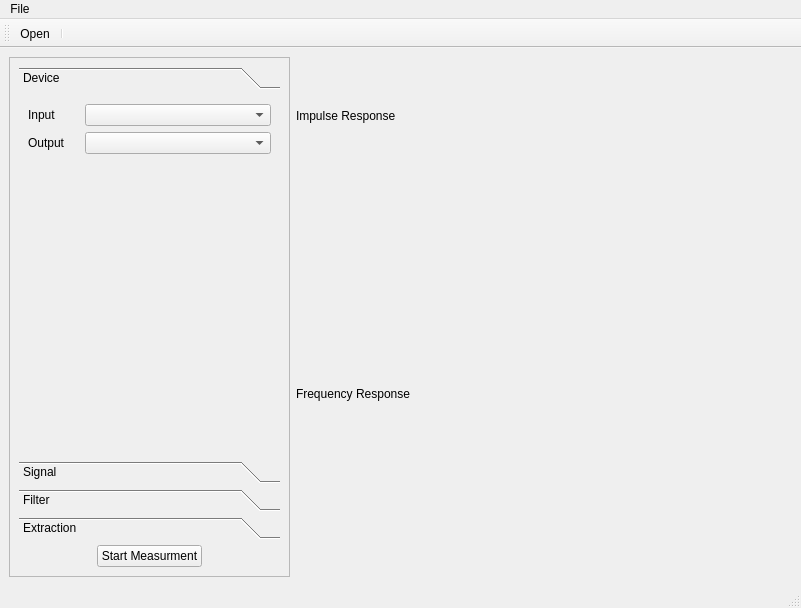
Before: the Qt Designer form src/FrequencyResponseView/FrequencyResponse.ui in lancejenkin/Alpha, drawn with Qt 5.
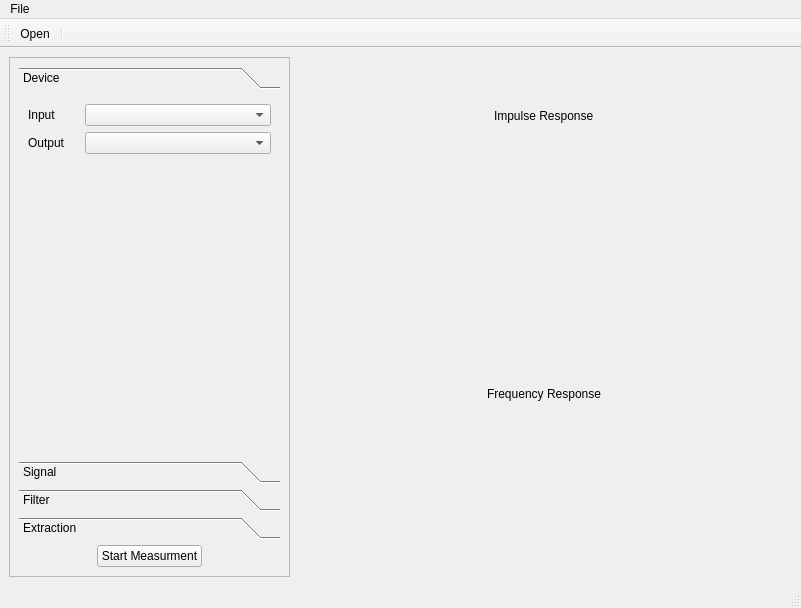
After: the same form once the commit is applied. Icons and pictures are not drawn. Custom widgets are drawn as their Qt base class.

Patch:
```diff
--- a/src/FrequencyResponseView/FrequencyResponse.ui
+++ b/src/FrequencyResponseView/FrequencyResponse.ui
@@ -893,6 +893,19 @@
      <layout class="QVBoxLayout" name="verticalLayout_2">
       <item>
        <layout class="QHBoxLayout" name="horizontalLayout_2">
+        <item>
+         <spacer name="horizontalSpacer_8">
+          <property name="orientation">
+           <enum>Qt::Horizontal</enum>
+          </property>
+          <property name="sizeHint" stdset="0">
+           <size>
+            <width>40</width>
+            <height>20</height>
+           </size>
+          </property>
+         </spacer>
+        </item>
         <item>
          <widget class="QLabel" name="label">
           <property name="text">
@@ -933,6 +946,19 @@
       </item>
       <item>
        <layout class="QHBoxLayout" name="horizontalLayout_3">
+        <item>
+         <spacer name="horizontalSpacer_7">
+          <property name="orientation">
+           <enum>Qt::Horizontal</enum>
+          </property>
+          <property name="sizeHint" stdset="0">
+           <size>
+            <width>40</width>
+            <height>20</height>
+           </size>
+          </property>
+         </spacer>
+        </item>
         <item>
          <widget class="QLabel" name="label_2">
           <property name="text">
```
Left out of the diff: 45 changed lines with no effect on the pictures.
